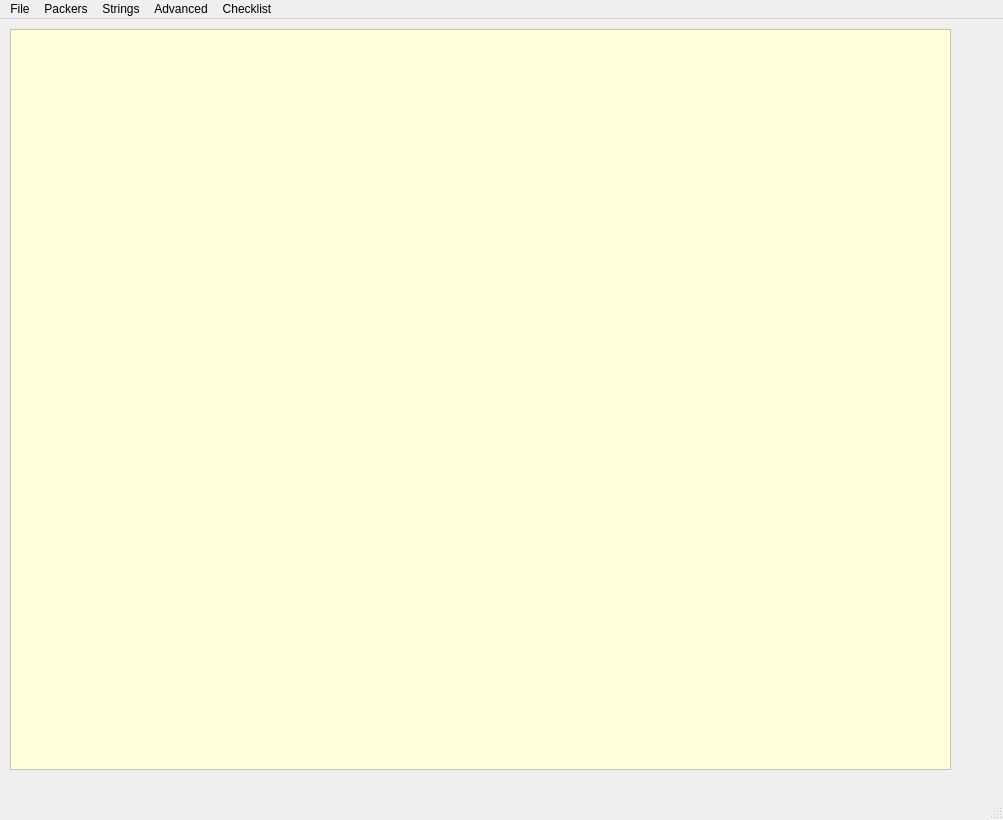
briantobin256/Static-File-Analysis-Tool, file mainwindow.ui: the form before one commit.
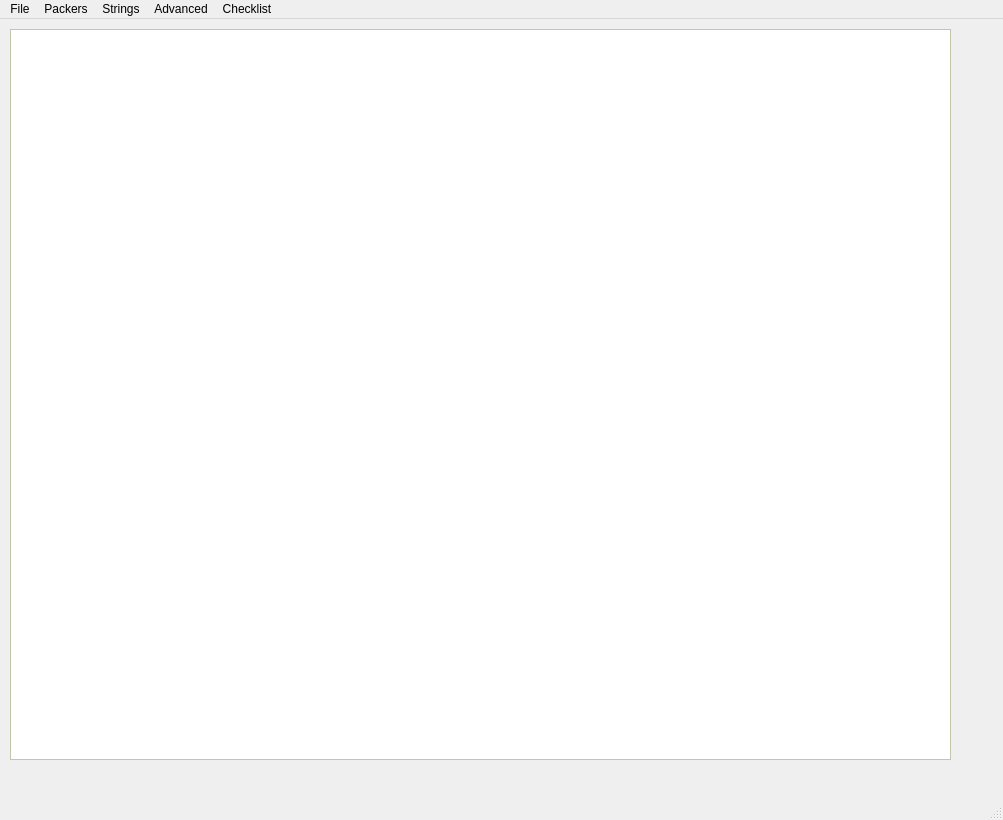
The form after the commit.

Commit message: started disassembly

Patch:
```diff
--- a/mainwindow.ui
+++ b/mainwindow.ui
@@ -478,7 +478,7 @@
      </palette>
     </property>
     <property name="currentIndex">
-     <number>5</number>
+     <number>7</number>
     </property>
     <widget class="QWidget" name="page_0_Main_Window"/>
     <widget class="QWidget" name="page_1_Find_Strings">
@@ -1331,7 +1331,18 @@
       </property>
      </widget>
     </widget>
-    <widget class="QWidget" name="page"/>
+    <widget class="QWidget" name="page_7_Disassembly">
+     <widget class="QTextBrowser" name="disassemblyBrowser">
+      <property name="geometry">
+       <rect>
+        <x>10</x>
+        <y>20</y>
+        <width>941</width>
+        <height>731</height>
+       </rect>
+      </property>
+     </widget>
+    </widget>
    </widget>
   </widget>
   <widget class="QStatusBar" name="statusbar"/>
```
Left out of the diff: 2 changed lines with no effect on the pictures. The commit also changes 3 other files.
